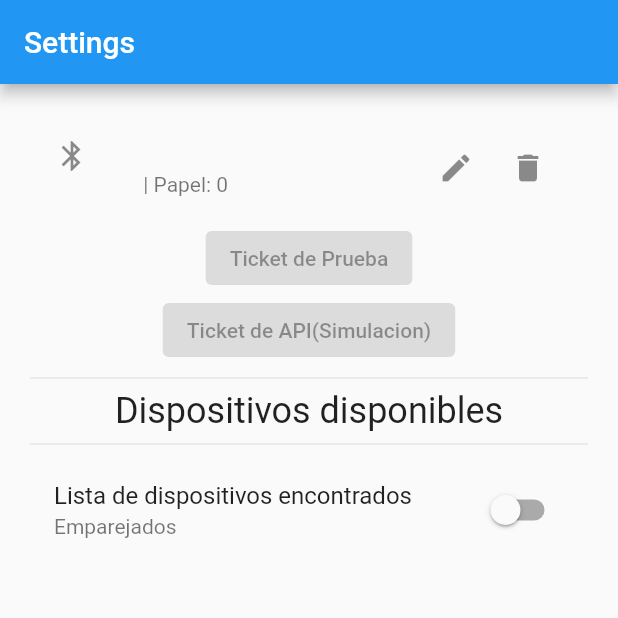
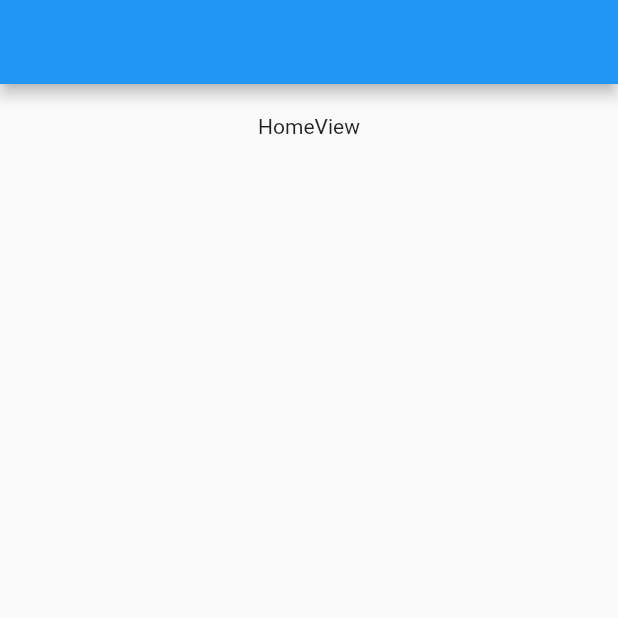
Before and after one commit to B3rert/fl-print-bloc, a Flutter app: the screen it shows after launch, on a phone screen of 412 x 824 dp, the top half of it. Run offline on Flutter 3.47's test engine with Material 2 defaults, Android fonts, the phone set to English and light mode, and no system bars; our stand-ins replace bloc, equatable, flutter_bloc, shared_preferences; missing offline and left inert: flutter_esc_pos_utils, flutter_pos_printer_platform.

```diff
--- a/lib/main.dart
+++ b/lib/main.dart
@@ -1,7 +1,6 @@
 import 'package:flutter/material.dart';
 import 'package:flutter_bloc/flutter_bloc.dart';
 import 'package:flutter_post_printer_example/bloc/print/print_bloc.dart';
-import 'package:flutter_post_printer_example/views/print_view.dart';
 
 void main() {
   runApp(const MaterialApp(home: MyApp()));
@@ -18,8 +17,28 @@ class MyApp extends StatelessWidget {
       },
       child: const MaterialApp(
         debugShowCheckedModeBanner: false,
-        home: PrintView(),
+        // home: PrintView(),
+        home: HomeView(),
       ),
     );
   }
 }
+
+class HomeView extends StatelessWidget {
+  const HomeView({Key? key}) : super(key: key);
+
+  @override
+  Widget build(BuildContext context) {
+    return Scaffold(
+      appBar: AppBar(),
+      body: SingleChildScrollView(
+        child: Padding(
+          padding: const EdgeInsets.all(20),
+          child: Center(
+            child: Text('HomeView'),
+          ),
+        ),
+      ),
+    );
+  }
+}
--- a/lib/views/print_view.dart
+++ b/lib/views/print_view.dart
@@ -10,7 +10,6 @@ import 'package:flutter_post_printer_example/bloc/print/print_bloc.dart';
 import 'package:flutter_post_printer_example/libraries/app_data.dart'
     as AppData;
 import 'package:flutter_post_printer_example/models/doc_print_model.dart';
-import 'package:flutter_post_printer_example/models/print_model.dart';
 
 class PrintView extends StatefulWidget {
   const PrintView({Key? key}) : super(key: key);
```
Also changed, not shown: pubspec.yaml (+8 -16 lines), pubspec.lock.
